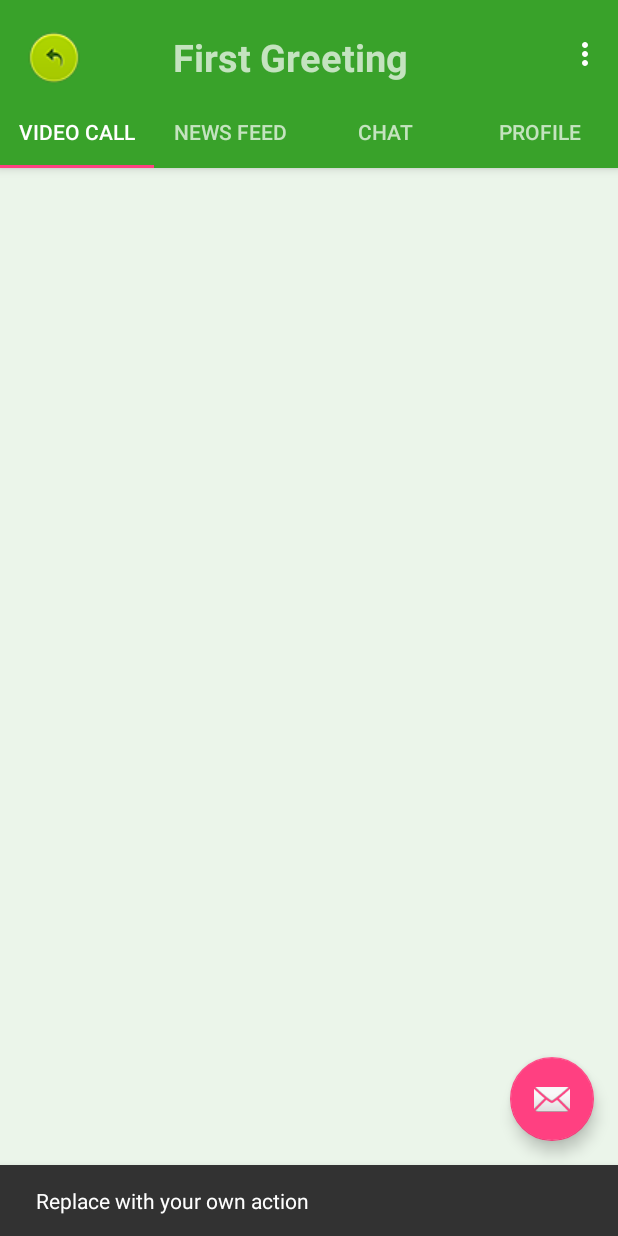
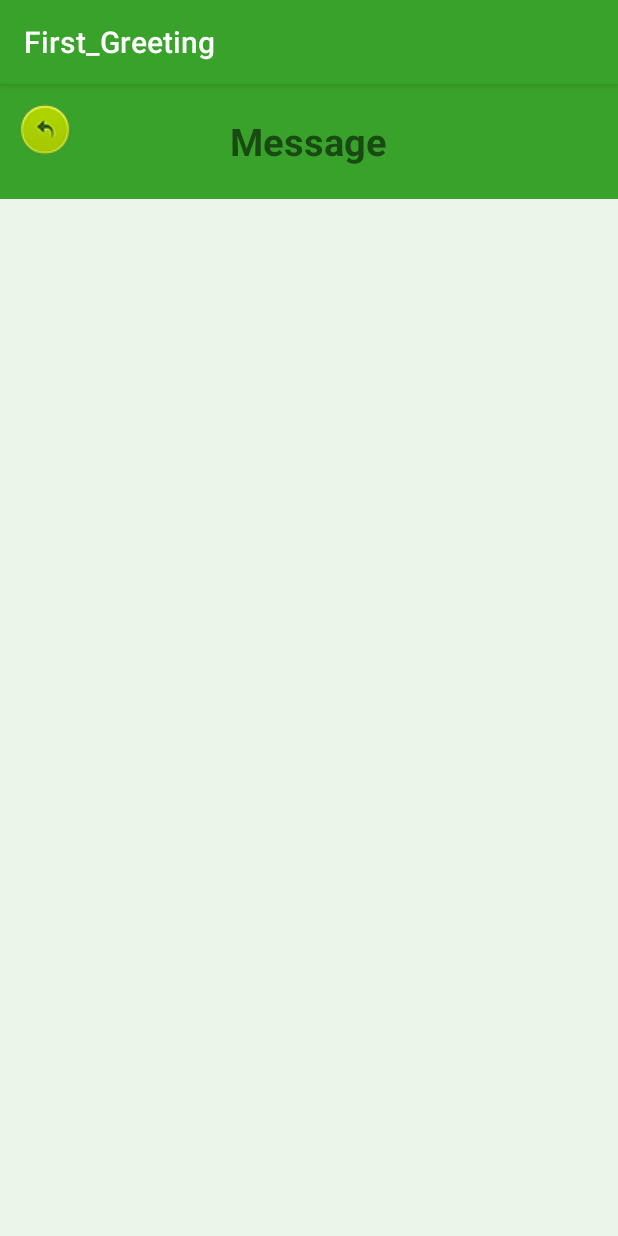
Before and after one commit to haihmse04631/First-Greeting-old, an Android app: the FirstGreetingMain screen opened directly, with no data from a screen before it, after a tap on an icon or button, on a phone screen of 412 x 824 dp. Run offline under Robolectric (Android 15) with nearby library versions, the phone set to English and light mode, and no system bars.

Commit message:
update display (List Message)

```diff
--- a/Sources/First_Greeting/app/src/main/AndroidManifest.xml
+++ b/Sources/First_Greeting/app/src/main/AndroidManifest.xml
@@ -23,7 +23,8 @@
             android:label="@string/title_activity_first_greeting_main"
             android:theme="@style/AppTheme.NoActionBar" />
         <activity android:name=".LoginWithFacebook" />
-        <activity android:name=".LoginWithGmail"></activity>
+        <activity android:name=".LoginWithGmail" />
+        <activity android:name=".List_Message"></activity>
     </application>
 
 </manifest>
--- a/Sources/First_Greeting/app/src/main/java/com/example/haihm/first_greeting/Chat.java
+++ b/Sources/First_Greeting/app/src/main/java/com/example/haihm/first_greeting/Chat.java
@@ -19,9 +19,9 @@ import java.util.ArrayList;
 
 public class Chat extends Fragment{
 
-    ListView lvListChat;
-    ArrayList<List_Chat> arrayListChat;
-    List_Chat_Adapter adapter;
+    private ListView lvListChat;
+    private ArrayList<List_Chat> arrayListChat;
+    private List_Chat_Adapter adapter;
 
 
     @Override
--- a/Sources/First_Greeting/app/src/main/java/com/example/haihm/first_greeting/FirstGreetingMain.java
+++ b/Sources/First_Greeting/app/src/main/java/com/example/haihm/first_greeting/FirstGreetingMain.java
@@ -45,6 +45,7 @@ public class FirstGreetingMain extends AppCompatActivity {
     protected void onCreate(Bundle savedInstanceState) {
         super.onCreate(savedInstanceState);
         setContentView(R.layout.activity_first_greeting_main);
+        overridePendingTransition(R.anim.side_in_right, R.anim.side_out_left);
 
         btnBackToMain = (ImageButton) findViewById(R.id.btnBackToMain);
 
@@ -73,9 +74,10 @@ public class FirstGreetingMain extends AppCompatActivity {
         fab.setOnClickListener(new View.OnClickListener() {
             @Override
             public void onClick(View view) {
-                Snackbar.make(view, "Replace with your own action", Snackbar.LENGTH_LONG)
-                        .setAction("Action", null).show();
-
+//                Snackbar.make(view, "Replace with your own action", Snackbar.LENGTH_LONG)
+//                        .setAction("Action", null).show();
+                Intent intent = new Intent(FirstGreetingMain.this, List_Message.class);
+                startActivity(intent);
 
             }
         });
--- a/Sources/First_Greeting/app/src/main/java/com/example/haihm/first_greeting/ForgetPassword.java
+++ b/Sources/First_Greeting/app/src/main/java/com/example/haihm/first_greeting/ForgetPassword.java
@@ -9,8 +9,8 @@ import android.widget.ImageButton;
 
 public class ForgetPassword extends AppCompatActivity {
 
-    ImageButton btnBackToMain;
-    Button fogetPassword;
+    private ImageButton btnBackToMain;
+    private Button fogetPassword;
 
     @Override
     protected void onCreate(Bundle savedInstanceState) {
--- a/Sources/First_Greeting/app/src/main/java/com/example/haihm/first_greeting/List_Chat.java
+++ b/Sources/First_Greeting/app/src/main/java/com/example/haihm/first_greeting/List_Chat.java
@@ -5,8 +5,8 @@ package com.example.haihm.first_greeting;
  */
 
 public class List_Chat {
-    String name;
-    int avatar;
+    private String name;
+    private int avatar;
 
     public List_Chat(String name, int avatar) {
         this.name = name;
--- a/Sources/First_Greeting/app/src/main/java/com/example/haihm/first_greeting/List_Chat_Adapter.java
+++ b/Sources/First_Greeting/app/src/main/java/com/example/haihm/first_greeting/List_Chat_Adapter.java
@@ -8,6 +8,7 @@ import android.widget.BaseAdapter;
 import android.widget.ImageView;
 import android.widget.TextView;
 
+import java.security.PrivateKey;
 import java.util.List;
 
 /**
@@ -16,9 +17,9 @@ import java.util.List;
 
 public class List_Chat_Adapter extends BaseAdapter {
 
-    Chat context;
-    int layout;
-    List<List_Chat> list_chatList;
+    private Chat context;
+    private int layout;
+    private List<List_Chat> list_chatList;
 
     public List_Chat_Adapter(Chat context, int layout, List<List_Chat> list_chatList) {
         this.context = context;
@@ -41,21 +42,34 @@ public class List_Chat_Adapter extends BaseAdapter {
         return 0;
     }
 
+    private class ViewHolder{
+        ImageView imgAvatar;
+        TextView tvName;
+    }
+
     @Override
     public View getView(int position, View convertView, ViewGroup parent) {
-        LayoutInflater inflater = (LayoutInflater) context.getLayoutInflater(context.getArguments());
 
-        convertView = inflater.inflate(layout, null);
+        ViewHolder holder;
 
-        //ánh xạ convertView
+        if(convertView == null){
+            LayoutInflater inflater = (LayoutInflater) context.getLayoutInflater(context.getArguments());
 
-        TextView txtName = (TextView) convertView.findViewById(R.id.tvName);
-        ImageView imgAvatar = (ImageView) convertView.findViewById(R.id.imageAvatar);
+            convertView = inflater.inflate(layout, null);
+            holder = new ViewHolder();
+            //ánh xạ convertView
+
+            holder.tvName = (TextView) convertView.findViewById(R.id.tvName);
+            holder.imgAvatar = (ImageView) convertView.findViewById(R.id.imageAvatar);
+            convertView.setTag(holder);
+        }else{
+            holder = (ViewHolder) convertView.getTag();
+        }
 
         List_Chat listChat = list_chatList.get(position);
 
-        txtName.setText(listChat.getName());
-        imgAvatar.setImageResource(listChat.getAvatar());
+        holder.tvName.setText(listChat.getName());
+        holder.imgAvatar.setImageResource(listChat.getAvatar());
 
         return convertView;
     }
--- /dev/null
+++ b/Sources/First_Greeting/app/src/main/java/com/example/haihm/first_greeting/List_Message.java
@@ -0,0 +1,31 @@
+package com.example.haihm.first_greeting;
+
+import android.content.Intent;
+import android.support.v7.app.AppCompatActivity;
+import android.os.Bundle;
+import android.view.View;
+import android.widget.ImageButton;
+import android.widget.ImageView;
+
+public class List_Message extends AppCompatActivity {
+
+    private ImageButton btnBackToNewsFeed;
+
+    @Override
+    protected void onCreate(Bundle savedInstanceState) {
+        super.onCreate(savedInstanceState);
+        setContentView(R.layout.activity_list__message);
+        overridePendingTransition(R.anim.anim_alpha_in, R.anim.anim_alpha_out);
+
+        btnBackToNewsFeed = (ImageButton) findViewById(R.id.btnBackToNewsFeed);
+
+        btnBackToNewsFeed.setOnClickListener(new View.OnClickListener() {
+            @Override
+            public void onClick(View v) {
+                Intent intent = new Intent(List_Message.this, FirstGreetingMain.class);
+                startActivity(intent);
+            }
+        });
+
+    }
+}
--- a/Sources/First_Greeting/app/src/main/java/com/example/haihm/first_greeting/MainActivity.java
+++ b/Sources/First_Greeting/app/src/main/java/com/example/haihm/first_greeting/MainActivity.java
@@ -13,14 +13,14 @@ import org.w3c.dom.Text;
 
 public class MainActivity extends AppCompatActivity {
 
-    ImageButton btnLoginFacebook, btnLoginGmail;
-
+    private ImageButton btnLoginFacebook, btnLoginGmail;
 
 
     @Override
     protected void onCreate(Bundle savedInstanceState) {
         super.onCreate(savedInstanceState);
         setContentView(R.layout.activity_main);
+
 
         AnhXa();
 
--- a/Sources/First_Greeting/app/src/main/java/com/example/haihm/first_greeting/SignUp.java
+++ b/Sources/First_Greeting/app/src/main/java/com/example/haihm/first_greeting/SignUp.java
@@ -9,7 +9,7 @@ import android.widget.ImageButton;
 
 public class SignUp extends AppCompatActivity {
 
-    ImageButton btnBackToMain;
+    private ImageButton btnBackToMain;
 
     @Override
     protected void onCreate(Bundle savedInstanceState) {
--- /dev/null
+++ b/Sources/First_Greeting/app/src/main/res/anim/anim_alpha_in.xml
@@ -0,0 +1,9 @@
+<?xml version="1.0" encoding="utf-8"?>
+<set xmlns:android="http://schemas.android.com/apk/res/android">
+
+    <alpha
+        android:fromAlpha="0.0"
+        android:toAlpha="1.0"
+        android:duration="500"/>
+
+</set>
--- /dev/null
+++ b/Sources/First_Greeting/app/src/main/res/anim/anim_alpha_out.xml
@@ -0,0 +1,10 @@
+<?xml version="1.0" encoding="utf-8"?>
+<set xmlns:android="http://schemas.android.com/apk/res/android">
+
+    <alpha
+        android:fromAlpha="1.0"
+        android:toAlpha="0.0"
+        android:duration = "500"/>
+
+
+</set>
--- /dev/null
+++ b/Sources/First_Greeting/app/src/main/res/anim/side_in_right.xml
@@ -0,0 +1,15 @@
+<?xml version="1.0" encoding="utf-8"?>
+<set xmlns:android="http://schemas.android.com/apk/res/android">
+
+    <translate
+        android:duration = "400"
+        android:fromXDelta="100%p"
+        android:toXDelta="0"/>
+
+    <alpha
+        android:duration="400"
+        android:fromAlpha="1.0"
+        android:startOffset="100"
+        android:toAlpha="1.0"/>
+
+</set>
--- /dev/null
+++ b/Sources/First_Greeting/app/src/main/res/anim/side_out_left.xml
@@ -0,0 +1,15 @@
+<?xml version="1.0" encoding="utf-8"?>
+<set xmlns:android="http://schemas.android.com/apk/res/android">
+
+    <translate
+        android:duration="400"
+        android:fromXDelta="0"
+        android:toXDelta="-100%p"/>
+
+    <alpha
+        android:duration = "400"
+        android:fromAlpha="1.0"
+        android:startOffset = "100"
+        android:toAlpha="1.0"/>
+
+</set>
--- /dev/null
+++ b/Sources/First_Greeting/app/src/main/res/layout/activity_list__message.xml
@@ -0,0 +1,44 @@
+<?xml version="1.0" encoding="utf-8"?>
+<LinearLayout
+    android:orientation="vertical"
+    android:weightSum="10"
+    android:layout_width="match_parent"
+    android:layout_height="match_parent"
+    xmlns:android="http://schemas.android.com/apk/res/android"
+    xmlns:app="http://schemas.android.com/apk/res-auto">
+
+    <RelativeLayout
+        android:background="#39A22A"
+        android:layout_width="match_parent"
+        android:layout_height="0dp"
+        android:layout_weight="1">
+
+        <TextView
+            android:id="@+id/textView"
+            android:layout_width="wrap_content"
+            android:layout_height="wrap_content"
+            android:layout_centerInParent="true"
+            android:text="Message"
+            android:textSize="25sp"
+            android:textStyle="bold" />
+
+        <ImageButton
+            android:layout_marginLeft="10dp"
+            android:layout_marginTop="10dp"
+            android:id="@+id/btnBackToNewsFeed"
+            android:layout_width="40dp"
+            android:layout_height="40dp"
+            android:layout_alignParentLeft="true"
+            android:background="@null"
+            app:srcCompat="@drawable/back" />
+
+    </RelativeLayout>
+
+    <LinearLayout
+        android:orientation="vertical"
+        android:background="#EBF5EA"
+        android:layout_weight="9"
+        android:layout_width="match_parent"
+        android:layout_height="0dp"></LinearLayout>
+
+</LinearLayout>
```
Also changed, not shown: 1 other file.
